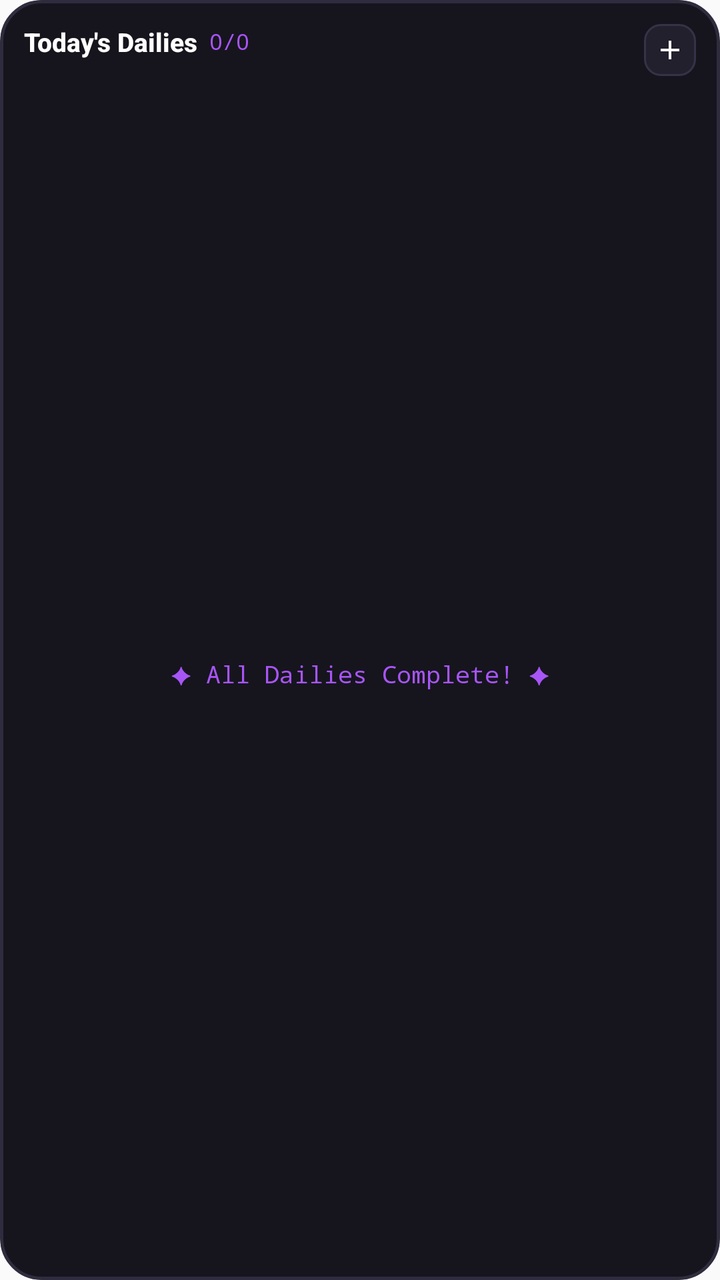
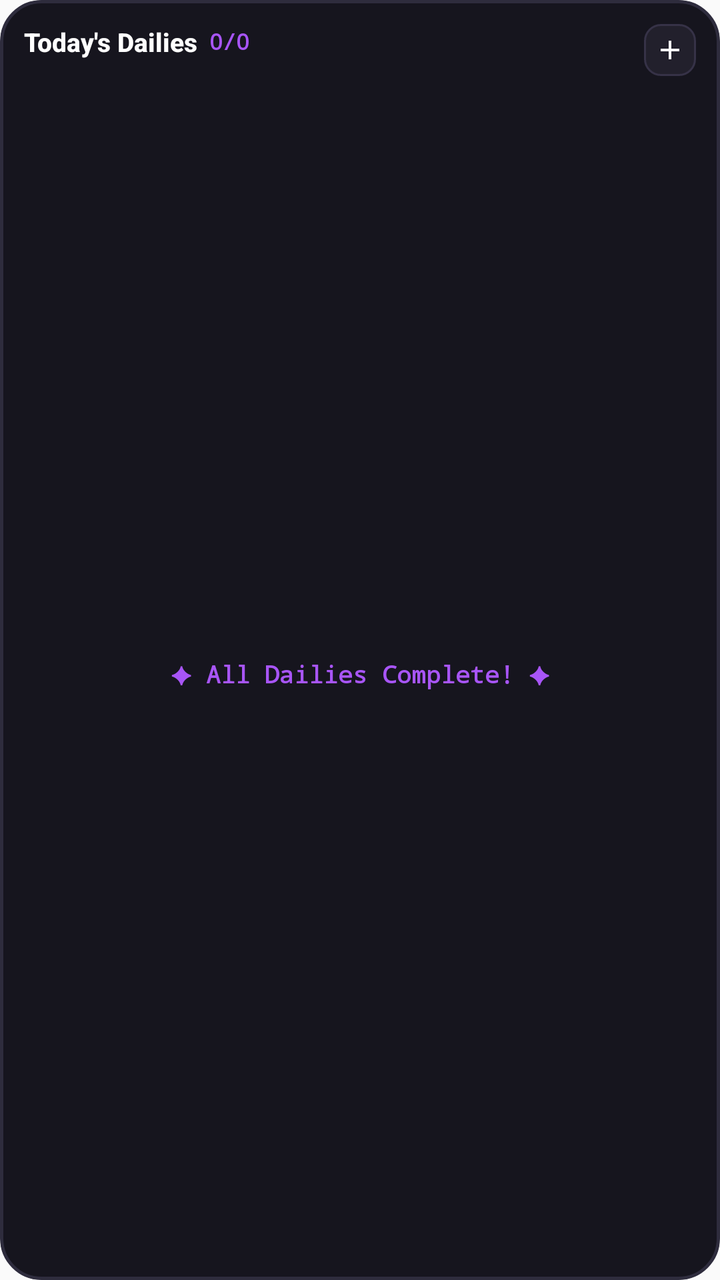

Two renders of the same Android screen: before a commit and after it. Below are the layout's source before the change and the commit's diff.
<!-- AndroidManifest.xml: application theme AppTheme -->
<!-- res/layout/dailies_widget.xml -->
<?xml version="1.0" encoding="utf-8"?>
<RelativeLayout xmlns:android="http://schemas.android.com/apk/res/android"
    android:id="@+id/widget_dailies_root"
    android:layout_width="match_parent"
    android:layout_height="match_parent"
    android:background="@drawable/widget_background"
    android:padding="12dp"
    android:clipToOutline="true">

    
    <RelativeLayout
        android:id="@+id/dailies_header"
        android:layout_width="match_parent"
        android:layout_height="wrap_content"
        android:layout_marginBottom="8dp">

        <LinearLayout
            android:layout_width="wrap_content"
            android:layout_height="wrap_content"
            android:orientation="horizontal"
            android:gravity="center_vertical"
            android:layout_alignParentStart="true">

            <TextView
                android:id="@+id/dailies_title"
                android:layout_width="wrap_content"
                android:layout_height="wrap_content"
                android:text="Today's Dailies"
                android:textColor="#FFFFFF"
                android:textSize="13sp"
                android:textStyle="bold"
                android:fontFamily="sans-serif-medium" />

            <TextView
                android:id="@+id/dailies_count_badge"
                android:layout_width="wrap_content"
                android:layout_height="wrap_content"
                android:text="0/0"
                android:textColor="#A855F7"
                android:textSize="11sp"
                android:typeface="monospace"
                android:layout_marginStart="6dp" />
        </LinearLayout>

        
        <ImageButton
            android:id="@+id/dailies_btn_add"
            android:layout_width="26dp"
            android:layout_height="26dp"
            android:layout_alignParentEnd="true"
            android:background="@drawable/widget_chip_dark"
            android:src="@drawable/ic_widget_plus"
            android:padding="5dp"
            android:scaleType="fitCenter"
            android:contentDescription="Add Daily" />
    </RelativeLayout>

    
    <LinearLayout
        android:id="@+id/dailies_list_container"
        android:layout_width="match_parent"
        android:layout_height="match_parent"
        android:layout_below="@id/dailies_header"
        android:orientation="vertical">

        
        <LinearLayout
            android:id="@+id/daily_item_1"
            android:layout_width="match_parent"
            android:layout_height="32dp"
            android:layout_marginBottom="4dp"
            android:background="@drawable/widget_daily_item_bg"
            android:orientation="horizontal"
            android:gravity="center_vertical"
            android:paddingHorizontal="8dp"
            android:visibility="gone">

            <ImageView
                android:id="@+id/daily_check_1"
                android:layout_width="16dp"
                android:layout_height="16dp"
                android:src="@drawable/widget_checkbox_bg"
                android:contentDescription="" />

            <TextView
                android:id="@+id/daily_text_1"
                android:layout_width="0dp"
                android:layout_height="wrap_content"
                android:layout_weight="1"
                android:text="Daily Task 1"
                android:textColor="#E2E8F0"
                android:textSize="11sp"
                android:singleLine="true"
                android:ellipsize="end"
                android:layout_marginStart="8dp" />
        </LinearLayout>

        
        <LinearLayout
            android:id="@+id/daily_item_2"
            android:layout_width="match_parent"
            android:layout_height="32dp"
            android:layout_marginBottom="4dp"
            android:background="@drawable/widget_daily_item_bg"
            android:orientation="horizontal"
            android:gravity="center_vertical"
            android:paddingHorizontal="8dp"
            android:visibility="gone">

            <ImageView
                android:id="@+id/daily_check_2"
                android:layout_width="16dp"
                android:layout_height="16dp"
                android:src="@drawable/widget_checkbox_bg"
                android:contentDescription="" />

            <TextView
                android:id="@+id/daily_text_2"
                android:layout_width="0dp"
                android:layout_height="wrap_content"
                android:layout_weight="1"
                android:text="Daily Task 2"
                android:textColor="#E2E8F0"
                android:textSize="11sp"
                android:singleLine="true"
                android:ellipsize="end"
                android:layout_marginStart="8dp" />
        </LinearLayout>

        
        <LinearLayout
            android:id="@+id/daily_item_3"
            android:layout_width="match_parent"
            android:layout_height="32dp"
            android:layout_marginBottom="4dp"
            android:background="@drawable/widget_daily_item_bg"
            android:orientation="horizontal"
            android:gravity="center_vertical"
            android:paddingHorizontal="8dp"
            android:visibility="gone">

            <ImageView
                android:id="@+id/daily_check_3"
                android:layout_width="16dp"
                android:layout_height="16dp"
                android:src="@drawable/widget_checkbox_bg"
                android:contentDescription="" />

            <TextView
                android:id="@+id/daily_text_3"
                android:layout_width="0dp"
                android:layout_height="wrap_content"
                android:layout_weight="1"
                android:text="Daily Task 3"
                android:textColor="#E2E8F0"
                android:textSize="11sp"
                android:singleLine="true"
                android:ellipsize="end"
                android:layout_marginStart="8dp" />
        </LinearLayout>

        
        <LinearLayout
            android:id="@+id/daily_item_4"
            android:layout_width="match_parent"
            android:layout_height="32dp"
            android:background="@drawable/widget_daily_item_bg"
            android:orientation="horizontal"
            android:gravity="center_vertical"
            android:paddingHorizontal="8dp"
            android:visibility="gone">

            <ImageView
                android:id="@+id/daily_check_4"
                android:layout_width="16dp"
                android:layout_height="16dp"
                android:src="@drawable/widget_checkbox_bg"
                android:contentDescription="" />

            <TextView
                android:id="@+id/daily_text_4"
                android:layout_width="0dp"
                android:layout_height="wrap_content"
                android:layout_weight="1"
                android:text="Daily Task 4"
                android:textColor="#E2E8F0"
                android:textSize="11sp"
                android:singleLine="true"
                android:ellipsize="end"
                android:layout_marginStart="8dp" />
        </LinearLayout>

        
        <TextView
            android:id="@+id/dailies_empty_text"
            android:layout_width="match_parent"
            android:layout_height="match_parent"
            android:gravity="center"
            android:text="✦ All Dailies Complete! ✦"
            android:textColor="#A855F7"
            android:textSize="12sp"
            android:typeface="monospace"
            android:visibility="visible" />
    </LinearLayout>
</RelativeLayout>
<!-- resources referenced by this layout -->
<resources>
  <!-- drawable ic_widget_plus (drawable) -->
  <vector xmlns:android="http://schemas.android.com/apk/res/android"
      android:width="16dp"
      android:height="16dp"
      android:viewportWidth="24"
      android:viewportHeight="24">
      <path
          android:fillColor="#FFFFFF"
          android:pathData="M19,13h-6v6h-2v-6H5v-2h6V5h2v6h6v2z"/>
  </vector>
  <!-- drawable widget_background (drawable) -->
  <?xml version="1.0" encoding="utf-8"?>
  <shape xmlns:android="http://schemas.android.com/apk/res/android"
      android:shape="rectangle">
      <solid android:color="#16151E" />
      <corners android:radius="20dp" />
      <stroke
          android:width="1.5dp"
          android:color="#2E2C3D" />
  </shape>
  <!-- drawable widget_checkbox_bg (drawable) -->
  <?xml version="1.0" encoding="utf-8"?>
  <shape xmlns:android="http://schemas.android.com/apk/res/android"
      android:shape="rectangle">
      <solid android:color="#2E2B3C" />
      <corners android:radius="6dp" />
      <stroke
          android:width="1.5dp"
          android:color="#4F4966" />
  </shape>
  <!-- drawable widget_chip_dark (drawable) -->
  <?xml version="1.0" encoding="utf-8"?>
  <shape xmlns:android="http://schemas.android.com/apk/res/android"
      android:shape="rectangle">
      <solid android:color="#22202C" />
      <corners android:radius="8dp" />
      <stroke
          android:width="1dp"
          android:color="#363247" />
  </shape>
  <!-- drawable widget_daily_item_bg (drawable) -->
  <?xml version="1.0" encoding="utf-8"?>
  <shape xmlns:android="http://schemas.android.com/apk/res/android"
      android:shape="rectangle">
      <solid android:color="#23212F" />
      <corners android:radius="10dp" />
      <stroke
          android:width="1dp"
          android:color="#363248" />
  </shape>
  <style name="AppTheme" parent="Theme.AppCompat.Light.DarkActionBar">
          
          <item name="colorPrimary">@color/colorPrimary</item>
          <item name="colorPrimaryDark">@color/colorPrimaryDark</item>
          <item name="colorAccent">@color/colorAccent</item>
      </style>
</resources>

<!-- the commit's change to res/layout/dailies_widget.xml (unified diff, before → after) -->
@@ -38,6 +38,7 @@
                 android:text="0/0"
                 android:textColor="#A855F7"
                 android:textSize="11sp"
+                android:textStyle="bold"
                 android:typeface="monospace"
                 android:layout_marginStart="6dp" />
         </LinearLayout>
@@ -72,15 +73,16 @@
             android:background="@drawable/widget_daily_item_bg"
             android:orientation="horizontal"
             android:gravity="center_vertical"
-            android:paddingHorizontal="8dp"
+            android:paddingHorizontal="6dp"
             android:visibility="gone">
 
             <ImageView
                 android:id="@+id/daily_check_1"
-                android:layout_width="16dp"
-                android:layout_height="16dp"
-                android:src="@drawable/widget_checkbox_bg"
-                android:contentDescription="" />
+                android:layout_width="22dp"
+                android:layout_height="22dp"
+                android:padding="2dp"
+                android:src="@drawable/widget_checkbox_bg"
+                android:contentDescription="Toggle task" />
 
             <TextView
                 android:id="@+id/daily_text_1"
@@ -92,7 +94,18 @@
                 android:textSize="11sp"
                 android:singleLine="true"
                 android:ellipsize="end"
-                android:layout_marginStart="8dp" />
+                android:layout_marginStart="6dp" />
+
+            <TextView
+                android:id="@+id/daily_streak_1"
+                android:layout_width="wrap_content"
+                android:layout_height="wrap_content"
+                android:text="🔥0"
+                android:textColor="#FB923C"
+                android:textSize="9sp"
+                android:textStyle="bold"
+                android:layout_marginStart="4dp"
+                android:visibility="gone" />
         </LinearLayout>
 
         
@@ -104,15 +117,16 @@
             android:background="@drawable/widget_daily_item_bg"
             android:orientation="horizontal"
             android:gravity="center_vertical"
-            android:paddingHorizontal="8dp"
+            android:paddingHorizontal="6dp"
             android:visibility="gone">
 
             <ImageView
                 android:id="@+id/daily_check_2"
-                android:layout_width="16dp"
-                android:layout_height="16dp"
-                android:src="@drawable/widget_checkbox_bg"
-                android:contentDescription="" />
+                android:layout_width="22dp"
+                android:layout_height="22dp"
+                android:padding="2dp"
+                android:src="@drawable/widget_checkbox_bg"
+                android:contentDescription="Toggle task" />
 
             <TextView
                 android:id="@+id/daily_text_2"
@@ -124,7 +138,18 @@
                 android:textSize="11sp"
                 android:singleLine="true"
                 android:ellipsize="end"
-                android:layout_marginStart="8dp" />
+                android:layout_marginStart="6dp" />
+
+            <TextView
+                android:id="@+id/daily_streak_2"
+                android:layout_width="wrap_content"
+                android:layout_height="wrap_content"
+                android:text="🔥0"
+                android:textColor="#FB923C"
+                android:textSize="9sp"
+                android:textStyle="bold"
+                android:layout_marginStart="4dp"
+                android:visibility="gone" />
         </LinearLayout>
 
         
@@ -136,15 +161,16 @@
             android:background="@drawable/widget_daily_item_bg"
             android:orientation="horizontal"
             android:gravity="center_vertical"
-            android:paddingHorizontal="8dp"
+            android:paddingHorizontal="6dp"
             android:visibility="gone">
 
             <ImageView
                 android:id="@+id/daily_check_3"
-                android:layout_width="16dp"
-                android:layout_height="16dp"
-                android:src="@drawable/widget_checkbox_bg"
-                android:contentDescription="" />
+                android:layout_width="22dp"
+                android:layout_height="22dp"
+                android:padding="2dp"
+                android:src="@drawable/widget_checkbox_bg"
+                android:contentDescription="Toggle task" />
 
             <TextView
                 android:id="@+id/daily_text_3"
@@ -156,7 +182,18 @@
                 android:textSize="11sp"
                 android:singleLine="true"
                 android:ellipsize="end"
-                android:layout_marginStart="8dp" />
+                android:layout_marginStart="6dp" />
+
+            <TextView
+                android:id="@+id/daily_streak_3"
+                android:layout_width="wrap_content"
+                android:layout_height="wrap_content"
+                android:text="🔥0"
+                android:textColor="#FB923C"
+                android:textSize="9sp"
+                android:textStyle="bold"
+                android:layout_marginStart="4dp"
+                android:visibility="gone" />
         </LinearLayout>
 
         
@@ -167,15 +204,16 @@
             android:background="@drawable/widget_daily_item_bg"
             android:orientation="horizontal"
             android:gravity="center_vertical"
-            android:paddingHorizontal="8dp"
+            android:paddingHorizontal="6dp"
             android:visibility="gone">
 
             <ImageView
                 android:id="@+id/daily_check_4"
-                android:layout_width="16dp"
-                android:layout_height="16dp"
-                android:src="@drawable/widget_checkbox_bg"
-                android:contentDescription="" />
+                android:layout_width="22dp"
+                android:layout_height="22dp"
+                android:padding="2dp"
+                android:src="@drawable/widget_checkbox_bg"
+                android:contentDescription="Toggle task" />
 
             <TextView
                 android:id="@+id/daily_text_4"
@@ -187,8 +225,33 @@
                 android:textSize="11sp"
                 android:singleLine="true"
                 android:ellipsize="end"
-                android:layout_marginStart="8dp" />
-        </LinearLayout>
+                android:layout_marginStart="6dp" />
+
+            <TextView
+                android:id="@+id/daily_streak_4"
+                android:layout_width="wrap_content"
+                android:layout_height="wrap_content"
+                android:text="🔥0"
+                android:textColor="#FB923C"
+                android:textSize="9sp"
+                android:textStyle="bold"
+                android:layout_marginStart="4dp"
+                android:visibility="gone" />
+        </LinearLayout>
+
+        
+        <TextView
+            android:id="@+id/dailies_more_text"
+            android:layout_width="match_parent"
+            android:layout_height="wrap_content"
+            android:gravity="center"
+            android:layout_marginTop="2dp"
+            android:text="+2 more in app ➔"
+            android:textColor="#A855F7"
+            android:textSize="10sp"
+            android:textStyle="bold"
+            android:typeface="monospace"
+            android:visibility="gone" />
 
         
         <TextView
@@ -199,6 +262,7 @@
             android:text="✦ All Dailies Complete! ✦"
             android:textColor="#A855F7"
             android:textSize="12sp"
+            android:textStyle="bold"
             android:typeface="monospace"
             android:visibility="visible" />
     </LinearLayout>
